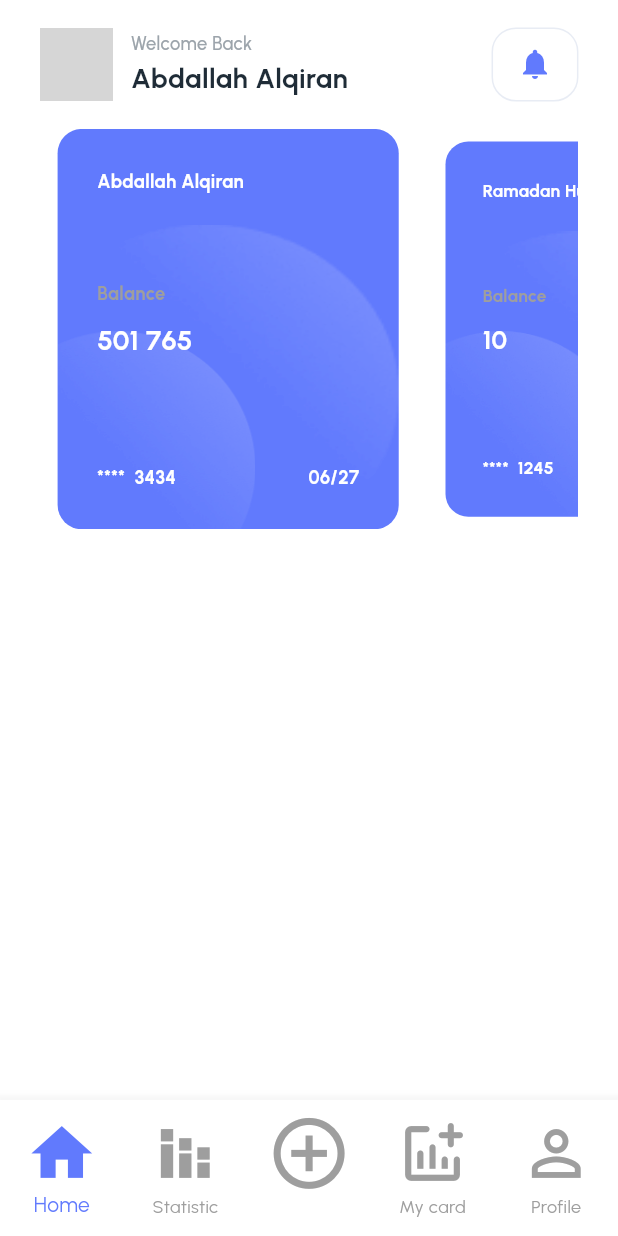
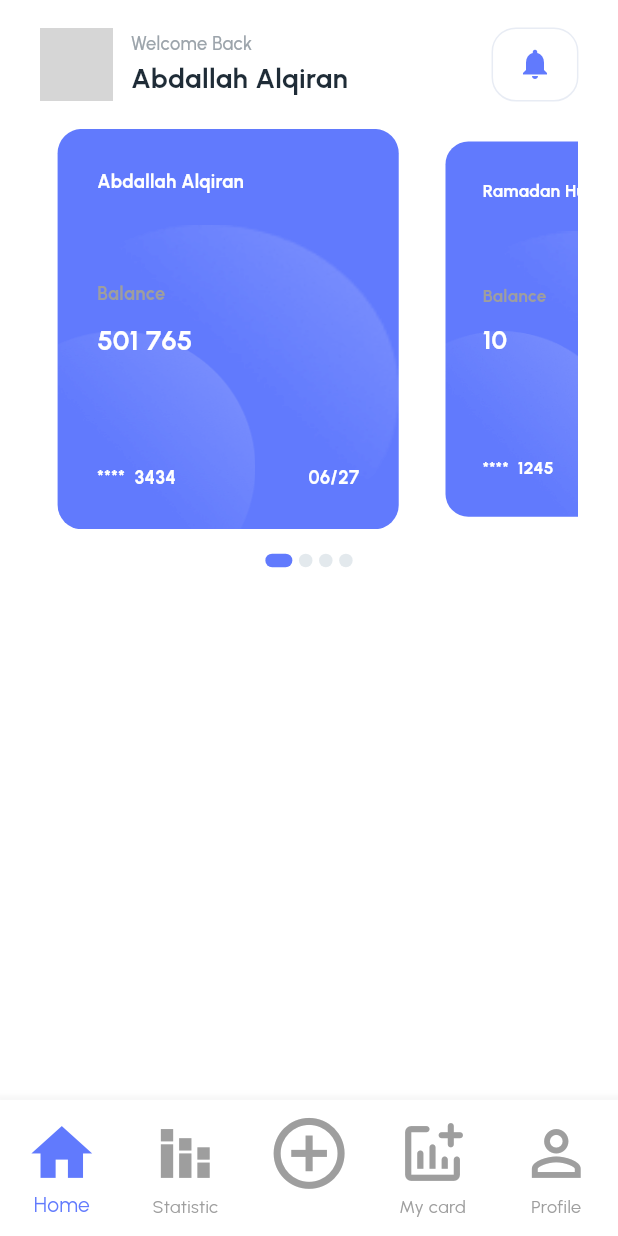
Before and after one commit to Abdallah-Alqiran/finance_app, a Flutter app: the MainScreen screen opened by its route, on a phone screen of 412 x 824 dp. Run offline on Flutter 3.47's test engine with Material 3 defaults, Android fonts, the phone set to English and light mode, and no system bars; drawn by our look-alikes of carousel_slider, dots_indicator; our stand-ins replace flutter_screenutil, flutter_svg, go_router, pin_code_fields; grey boxes are pictures that could not be loaded.

```diff
--- a/lib/features/home_page/widgets/custom_carousel_widget.dart
+++ b/lib/features/home_page/widgets/custom_carousel_widget.dart
@@ -1,3 +1,5 @@
+import 'package:dots_indicator/dots_indicator.dart';
+import 'package:finance_app/core/widgets/spacing_widgets.dart';
 import 'package:finance_app/features/home_page/widgets/card_item.dart';
 import 'package:flutter/material.dart';
 import 'package:carousel_slider/carousel_slider.dart';
@@ -11,20 +13,66 @@ class CustomCarouselWidget extends StatefulWidget {
 }
 
 class _CustomCarouselWidgetState extends State<CustomCarouselWidget> {
+  double currentIdex = 0;
   @override
   Widget build(BuildContext context) {
-    return CarouselSlider(
+    return Column(
+      children: [
+        CarouselSlider(
           options: CarouselOptions(
             height: 263.h,
             padEnds: false,
             viewportFraction: 0.7,
             enlargeCenterPage: true,
             enlargeFactor: 0.2,
+            onPageChanged: (index, reason) {
+              setState(() {
+                currentIdex = index.toDouble();
+              });
+            },
           ),
           items: [
-        CardItemWidget(cardName: "Abdallah Alqiran", totalMoney: "501 765", expiredDate: "06/27",),
-        CardItemWidget(cardName: "Ramadan Hussin", expiredDate: "07/28", totalMoney: "10", password: "1245",),
-        CardItemWidget(cardName: "Abdallah Mahmoud", expiredDate: "01/26", totalMoney: "5 000", password: "5761",),
+            CardItemWidget(
+              cardName: "Abdallah Alqiran",
+              totalMoney: "501 765",
+              expiredDate: "06/27",
+            ),
+            CardItemWidget(
+              cardName: "Ramadan Hussin",
+              expiredDate: "07/28",
+              totalMoney: "10",
+              password: "1245",
+            ),
+            CardItemWidget(
+              cardName: "Abdallah Mahmoud",
+              expiredDate: "01/26",
+              totalMoney: "5 000",
+              password: "5761",
+            ),
+            CardItemWidget(
+              cardName: "Mohamed Alqiran",
+              expiredDate: "01/05",
+              totalMoney: "-1000",
+              password: "1436",
+            ),
+          ],
+        ),
+
+        const HeightSpace(16),
+
+        DotsIndicator(
+          dotsCount: 4,
+          position: currentIdex,
+          decorator: DotsDecorator(
+            spacing: EdgeInsets.symmetric(horizontal: 2.w),
+            size: const Size.square(9.0),
+            color: Color(0xFFE3E9ED),
+            activeSize: const Size(18.0, 9.0),
+            activeShape: RoundedRectangleBorder(
+              borderRadius: BorderRadius.circular(5.0),
+            ),
+          ),
+        ),
       ],
     );
   }
```
Lines whose indentation alone changed are shown as unchanged.
